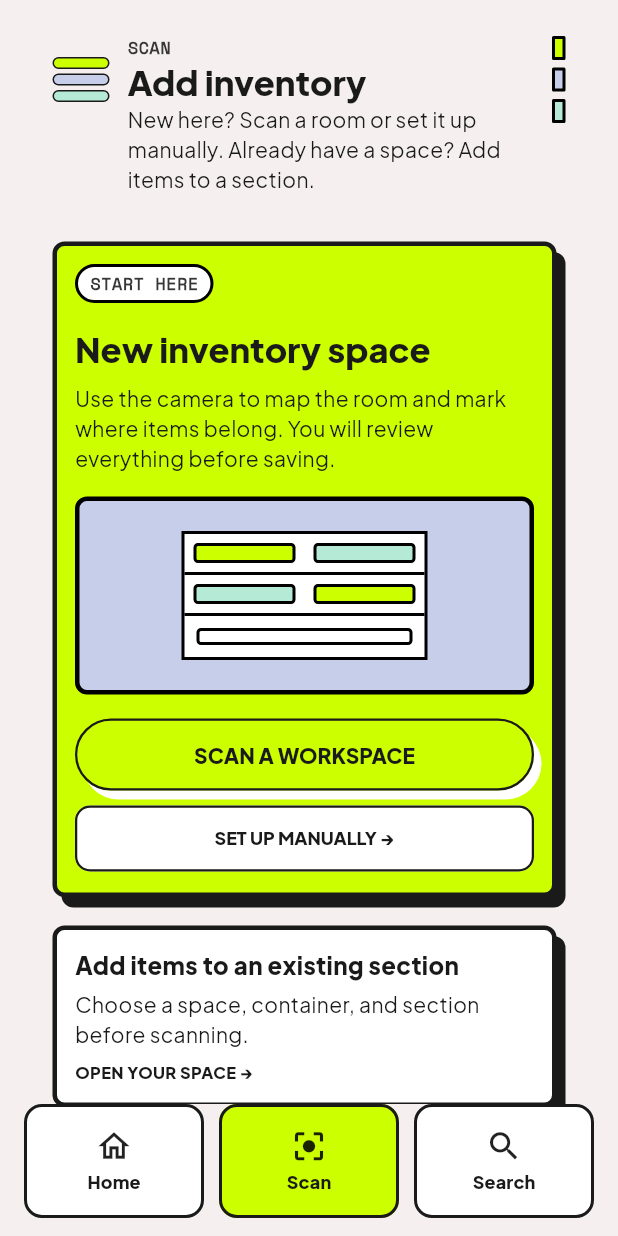
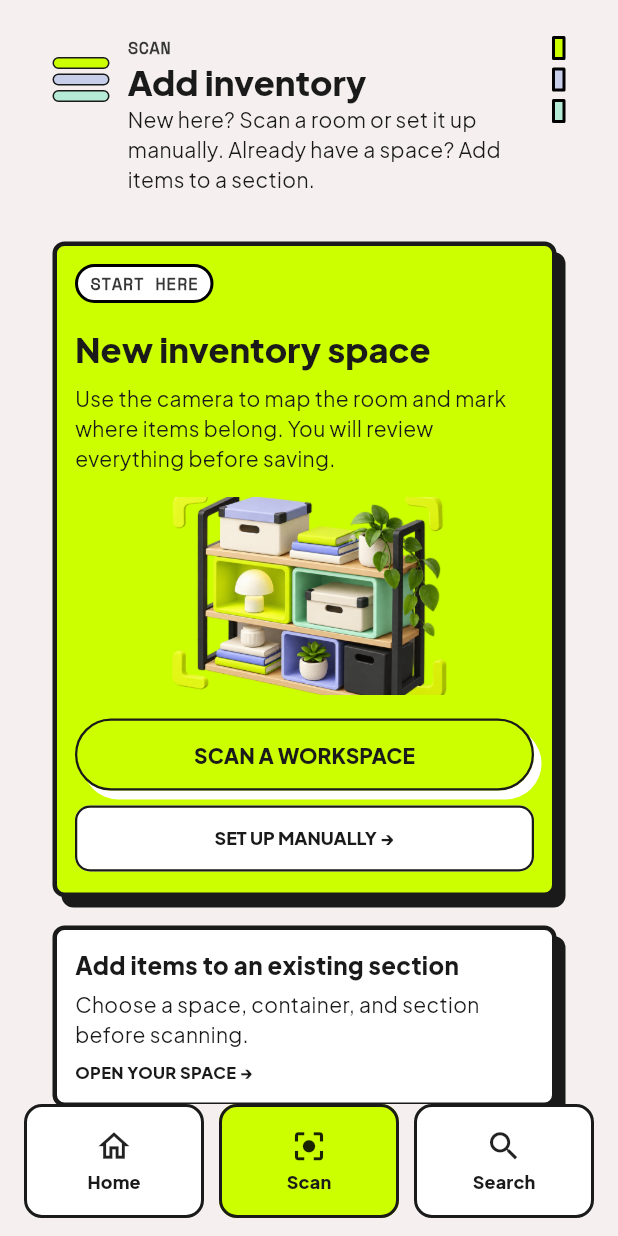
Before and after one commit to 28BEANS/shelf, a Flutter app: the ShelfShell screen opened directly with empty values, after a tap on "SCAN NEW SPACE", on a phone screen of 412 x 824 dp. Run offline on Flutter 3.47's test engine with Material 3 defaults, Android fonts, the phone set to English and light mode, and no system bars; our stand-ins replace device_preview, drift, drift_flutter, flutter_riverpod, flutter_secure_storage, supabase_flutter; missing offline and left inert: cryptography; accounts and stored records are empty; generated files the repository leaves out were written again.

Commit message:
style: add interactive shelf login scene

```diff
--- a/lib/widgets/shelf_illustration.dart
+++ b/lib/widgets/shelf_illustration.dart
@@ -1,74 +1,133 @@
 import 'package:flutter/material.dart';
 
-class ShelfIllustration extends StatelessWidget {
-  const ShelfIllustration({super.key, this.height = 132});
+class ShelfIllustration extends StatefulWidget {
+  const ShelfIllustration({super.key, this.height = 150});
+
   final double height;
 
   @override
-  Widget build(BuildContext context) => Container(
-    height: height,
-    padding: const EdgeInsets.symmetric(horizontal: 68, vertical: 20),
-    decoration: BoxDecoration(
-      color: Theme.of(context).colorScheme.secondary,
-      border: Border.all(width: 3),
-      borderRadius: BorderRadius.circular(8),
-    ),
-    child: Container(
-      decoration: BoxDecoration(
-        color: Colors.white,
-        border: Border.all(width: 2),
-      ),
-      child: Column(
-        children: [
-          _shelfRow(context, true),
-          _shelfRow(context, false),
-          Expanded(
-            child: Container(
-              margin: const EdgeInsets.all(8),
-              decoration: BoxDecoration(
-                border: Border.all(width: 2),
-                borderRadius: BorderRadius.circular(3),
+  State<ShelfIllustration> createState() => _ShelfIllustrationState();
+}
+
+class _ShelfIllustrationState extends State<ShelfIllustration>
+    with SingleTickerProviderStateMixin {
+  late final AnimationController _entrance = AnimationController(
+    vsync: this,
+    duration: const Duration(milliseconds: 800),
+  );
+  Offset _tilt = Offset.zero;
+  bool _pressed = false;
+  bool? _reduceMotion;
+
+  @override
+  void didChangeDependencies() {
+    super.didChangeDependencies();
+    final reduceMotion = MediaQuery.disableAnimationsOf(context);
+    if (_reduceMotion == reduceMotion) return;
+    _reduceMotion = reduceMotion;
+    if (reduceMotion) {
+      _entrance.value = 1;
+      _tilt = Offset.zero;
+      _pressed = false;
+    } else if (_entrance.isDismissed) {
+      _entrance.forward();
+    }
+  }
+
+  @override
+  void dispose() {
+    _entrance.dispose();
+    super.dispose();
+  }
+
+  void _updateTilt(Offset position, Size size, {bool pressed = false}) {
+    if (_reduceMotion == true || size.isEmpty) return;
+    final next = Offset(
+      (position.dx / size.width * 2 - 1).clamp(-1, 1).toDouble(),
+      (position.dy / size.height * 2 - 1).clamp(-1, 1).toDouble(),
+    );
+    if ((next - _tilt).distanceSquared < 0.002 && (!pressed || _pressed)) {
+      return;
+    }
+    setState(() {
+      _tilt = next;
+      if (pressed) _pressed = true;
+    });
+  }
+
+  void _resetTilt() {
+    if (_tilt == Offset.zero && !_pressed) return;
+    setState(() {
+      _tilt = Offset.zero;
+      _pressed = false;
+    });
+  }
+
+  @override
+  Widget build(BuildContext context) => SizedBox(
+    height: widget.height,
+    child: ClipRect(
+      child: LayoutBuilder(
+        builder: (context, constraints) {
+          final size = constraints.biggest;
+          return MouseRegion(
+            onHover: (event) => _updateTilt(event.localPosition, size),
+            onExit: (_) => _resetTilt(),
+            child: Listener(
+              behavior: HitTestBehavior.opaque,
+              onPointerDown: (event) =>
+                  _updateTilt(event.localPosition, size, pressed: true),
+              onPointerMove: (event) => _updateTilt(event.localPosition, size),
+              onPointerUp: (_) => _resetTilt(),
+              onPointerCancel: (_) => _resetTilt(),
+              child: AnimatedBuilder(
+                animation: _entrance,
+                builder: (context, child) {
+                  final progress = Curves.easeOutCubic.transform(
+                    _entrance.value,
+                  );
+                  return Opacity(
+                    opacity: progress,
+                    child: Transform.translate(
+                      offset: Offset(0, 10 * (1 - progress)),
+                      child: child,
+                    ),
+                  );
+                },
+                child: Transform.translate(
+                  offset: Offset(_tilt.dx * 18, _tilt.dy * 8),
+                  child: Transform(
+                    alignment: Alignment.center,
+                    transform: Matrix4.identity()
+                      ..setEntry(3, 2, 0.001)
+                      ..rotateX(-_tilt.dy * 0.12)
+                      ..rotateY(_tilt.dx * 0.14),
+                    child: AnimatedScale(
+                      scale: _pressed ? 1.08 : 1,
+                      duration: _reduceMotion == true
+                          ? Duration.zero
+                          : const Duration(milliseconds: 120),
+                      curve: Curves.easeOutCubic,
+                      child: Transform.scale(
+                        scale: 1.14,
+                        child: Image.asset(
+                          'assets/login/storage-diorama.png',
+                          width: size.width,
+                          height: size.height,
+                          fit: BoxFit.cover,
+                          filterQuality: FilterQuality.medium,
+                          semanticLabel:
+                              '3D storage shelves with highlighted compartments',
+                        ),
+                      ),
+                    ),
+                  ),
+                ),
               ),
             ),
-          ),
-        ],
+          );
+        },
       ),
     ),
   );
-
-  Widget _shelfRow(BuildContext context, bool reverse) => Expanded(
-    child: Container(
-      padding: const EdgeInsets.all(6),
-      decoration: const BoxDecoration(
-        border: Border(bottom: BorderSide(width: 2)),
-      ),
-      child: Row(
-        children: [
-          Expanded(
-            child: _item(
-              reverse
-                  ? Theme.of(context).colorScheme.primary
-                  : Theme.of(context).colorScheme.tertiary,
-            ),
-          ),
-          const SizedBox(width: 12),
-          Expanded(
-            child: _item(
-              reverse
-                  ? Theme.of(context).colorScheme.tertiary
-                  : Theme.of(context).colorScheme.primary,
-            ),
-          ),
-        ],
-      ),
-    ),
-  );
-
-  Widget _item(Color color) => Container(
-    decoration: BoxDecoration(
-      color: color,
-      border: Border.all(width: 2),
-      borderRadius: BorderRadius.circular(3),
-    ),
-  );
 }
--- a/pubspec.yaml
+++ b/pubspec.yaml
@@ -33,6 +33,7 @@ dev_dependencies:
 flutter:
   uses-material-design: true
   assets:
+    - assets/login/
     - assets/shelf_loader/
   fonts:
     - family: PlusJakartaSans
```
Also changed, not shown: assets/login/storage-diorama.png (added).
